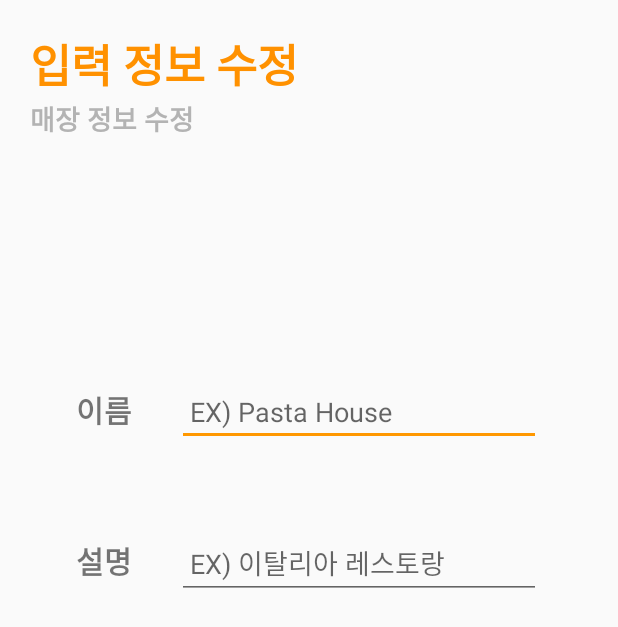
After one commit to sangmin2dev/Chefling, an Android app: the RestModify screen opened directly, with no data from a screen before it, on a phone screen of 412 x 824 dp. The commit adds this screen. Shown: the top 627 px of the screen. Run offline under Robolectric (Android 15) with nearby library versions, the phone set to English and light mode, and no system bars; our stand-ins replace Firebase (no records; nobody signed in at launch, a user with empty details on screens opened directly), data binding.

Commit message:
add modify information 30%

```diff
--- a/Chef/app/build.gradle
+++ b/Chef/app/build.gradle
@@ -42,5 +42,6 @@ dependencies {
     implementation 'androidx.annotation:annotation:1.0.0'
     implementation 'com.android.support:appcompat-v7:28.0.0'
     androidTestImplementation "com.android.support:support-annotations:28.0.0"
+    implementation 'com.google.android.material:material:1.0.0'
 }
 apply plugin: 'com.google.gms.google-services'
--- /dev/null
+++ b/Chef/app/src/main/java/com/example/sungho/chef/RestModify.java
@@ -0,0 +1,77 @@
+package com.example.sungho.chef;
+
+import androidx.appcompat.app.AppCompatActivity;
+import androidx.databinding.DataBindingUtil;
+
+import android.os.Bundle;
+import android.util.Log;
+import android.view.WindowManager;
+import android.widget.EditText;
+import android.widget.Toast;
+
+import com.example.sungho.chef.Data.Foods;
+import com.example.sungho.chef.databinding.ActivityRestModifyBinding;
+import com.google.firebase.database.DataSnapshot;
+import com.google.firebase.database.DatabaseError;
+import com.google.firebase.database.DatabaseReference;
+import com.google.firebase.database.FirebaseDatabase;
+import com.google.firebase.database.ValueEventListener;
+
+public class RestModify extends AppCompatActivity {
+    ActivityRestModifyBinding binding;
+
+    String name;
+    String info;
+
+    EditText nameEdit;
+    EditText infoEdit;
+
+    @Override
+    protected void onCreate(Bundle savedInstanceState) {
+        super.onCreate(savedInstanceState);
+        getWindow().setFlags(WindowManager.LayoutParams.FLAG_FULLSCREEN,
+                WindowManager.LayoutParams.FLAG_FULLSCREEN);
+        binding = DataBindingUtil.setContentView(this, R.layout.activity_rest_modify);
+
+        nameEdit = binding.nameEdit;
+        infoEdit = binding.infoEdit;
+
+        final FirebaseDatabase database = FirebaseDatabase.getInstance();
+        DatabaseReference menuRef = database.getReference("menu");
+
+        menuRef.addValueEventListener(new ValueEventListener() {
+            @Override
+            public void onDataChange(DataSnapshot dataSnapshot) {
+                // 데이터 받아오기
+                parsing(dataSnapshot);
+
+                // 데이터 editText에 표시
+                nameEdit.setText(name);
+                infoEdit.setText(info);
+            }
+
+            @Override
+            public void onCancelled(DatabaseError databaseError) {
+                Toast.makeText(RestModify.this, "메뉴정보 불러오기를 실패하였습니다. 다시 실행해주세요.", Toast.LENGTH_SHORT).show();
+            }
+        });
+    }
+
+    // FireBase >> Android
+    public void parsing(DataSnapshot dataSnapshot) {
+        for (DataSnapshot key : dataSnapshot.getChildren()) {
+            for (DataSnapshot key2 : key.getChildren()) {              //foods
+                if (key2.getKey().equals("rest_info")) {
+                    for (DataSnapshot data : key2.getChildren()) {   // 속성
+                        if (data.getKey().equals("name")) {
+                            name = data.getValue().toString();
+                        }
+                        else if (data.getKey().equals("description")) {
+                            info = data.getValue().toString();
+                        }
+                    }
+                }
+            }
+        }
+    }
+}
--- a/Chef/app/src/main/res/layout/activity_main.xml
+++ b/Chef/app/src/main/res/layout/activity_main.xml
@@ -65,11 +65,6 @@
             app:layout_constraintStart_toStartOf="@+id/owner_btn"
             app:layout_constraintTop_toBottomOf="@+id/owner_btn"
             tools:ignore="MissingConstraints" />
-
-        android:layout_marginLeft="20dp"
-        android:layout_width="130dp"
-        android:layout_height="wrap_content"
-        android:orientation="vertical">
 
         <ImageButton
             android:id="@+id/chef_btn"
--- /dev/null
+++ b/Chef/app/src/main/res/layout/activity_rest_modify.xml
@@ -0,0 +1,97 @@
+<?xml version="1.0" encoding="utf-8"?>
+<layout
+    xmlns:android="http://schemas.android.com/apk/res/android"
+    xmlns:app="http://schemas.android.com/apk/res-auto"
+    xmlns:tools="http://schemas.android.com/tools">
+    <data>
+        <variable
+            name="activity"
+            type="com.example.sungho.chef.RestModify"/>
+    </data>
+    <androidx.constraintlayout.widget.ConstraintLayout
+        android:layout_width="match_parent"
+        android:layout_height="match_parent"
+        tools:context="com.example.sungho.chef.RestModify">
+        <TextView
+            android:id="@+id/textView3"
+            android:layout_width="250dp"
+            android:layout_height="0dp"
+            android:paddingLeft="20dp"
+            android:paddingTop="20dp"
+            android:text="입력 정보 수정"
+            android:textColor="#ff9100"
+            android:textSize="30dp"
+            android:textStyle="bold"
+            app:layout_constraintStart_toStartOf="parent"
+            app:layout_constraintTop_toTopOf="parent" />
+
+        <TextView
+            android:id="@+id/textView2"
+            android:layout_width="wrap_content"
+            android:layout_height="wrap_content"
+            android:paddingLeft="20dp"
+            android:text="매장 정보 수정"
+            android:textColor="#b3b3b3"
+            android:textSize="18dp"
+            android:textStyle="bold"
+            app:layout_constraintStart_toStartOf="parent"
+            app:layout_constraintTop_toBottomOf="@+id/textView3" />
+
+        <LinearLayout
+            android:id="@+id/linearLayout"
+            android:layout_width="310dp"
+            android:layout_height="46dp"
+            android:layout_marginStart="50dp"
+            android:layout_marginTop="159dp"
+            android:layout_marginEnd="51dp"
+            android:layout_marginBottom="53dp"
+            app:layout_constraintBottom_toTopOf="@+id/linearLayout3"
+            app:layout_constraintEnd_toEndOf="parent"
+            app:layout_constraintStart_toStartOf="parent"
+            app:layout_constraintTop_toBottomOf="@+id/textView2">
+
+            <TextView
+                android:layout_width="wrap_content"
+                android:layout_height="wrap_content"
+                android:text="이름"
+                android:textSize="30px"
+                android:textStyle="bold" />
+
+            <EditText
+                android:id="@+id/nameEdit"
+                android:layout_width="match_parent"
+                android:layout_height="wrap_content"
+                android:layout_marginLeft="30dp"
+                android:hint=" EX) Pasta House" />
+        </LinearLayout>
+
+        <LinearLayout
+            android:id="@+id/linearLayout3"
+            android:layout_width="310dp"
+            android:layout_height="wrap_content"
+            android:layout_marginStart="50dp"
+            android:layout_marginTop="53dp"
+            android:layout_marginEnd="51dp"
+            app:layout_constraintEnd_toEndOf="parent"
+            app:layout_constraintStart_toStartOf="parent"
+            app:layout_constraintTop_toBottomOf="@+id/linearLayout">
+
+            <TextView
+                android:layout_width="wrap_content"
+                android:layout_height="wrap_content"
+                android:text="설명"
+                android:textSize="30px"
+                android:textStyle="bold" />
+
+            <EditText
+                android:id="@+id/infoEdit"
+                android:layout_width="match_parent"
+                android:layout_height="wrap_content"
+                android:layout_marginLeft="30dp"
+                android:hint=" EX) 이탈리아 레스토랑" />
+        </LinearLayout>
+
+    </androidx.constraintlayout.widget.ConstraintLayout>
+
+
+</layout>
--- a/Chef/app/src/main/res/values/colors.xml
+++ b/Chef/app/src/main/res/values/colors.xml
@@ -2,5 +2,7 @@
 <resources>
     <color name="colorPrimary">#3F51B5</color>
     <color name="colorPrimaryDark">#303F9F</color>
-    <color name="colorAccent">#FF4081</color>
+    <color name="colorAccent">#FF9800</color>
+    <color name="orange">#FF9800</color>
+    <color name="black">#000000</color>
 </resources>
```
Also changed, not shown: Chef/app/src/main/AndroidManifest.xml (+6 -4 lines), Chef/app/src/main/java/com/example/sungho/chef/CookCustom2.java (+0 -8 lines), Chef/app/src/main/java/com/example/sungho/chef/MainActivity.java (+11 -4 lines), Chef/app/src/main/java/com/example/sungho/chef/MenuActivity.java (+101 -9 lines), Chef/app/src/main/java/com/example/sungho/chef/ModifyActivity.java (added, +54 -0 lines), Chef/app/src/main/res/layout/activity_menu.xml (+14 -1 lines), Chef/app/src/main/res/layout/activity_modify.xml (added, +83 -0 lines), Chef/app/src/main/res/values/styles.xml (+7 -0 lines), Chef/app/src/main/res/drawable/cart.jpg (added), Chef/app/src/main/res/drawable/cook_info.png (added), Chef/app/src/main/res/drawable/menu_info.png (added), Chef/app/src/main/res/drawable/rest_info.png (added).
